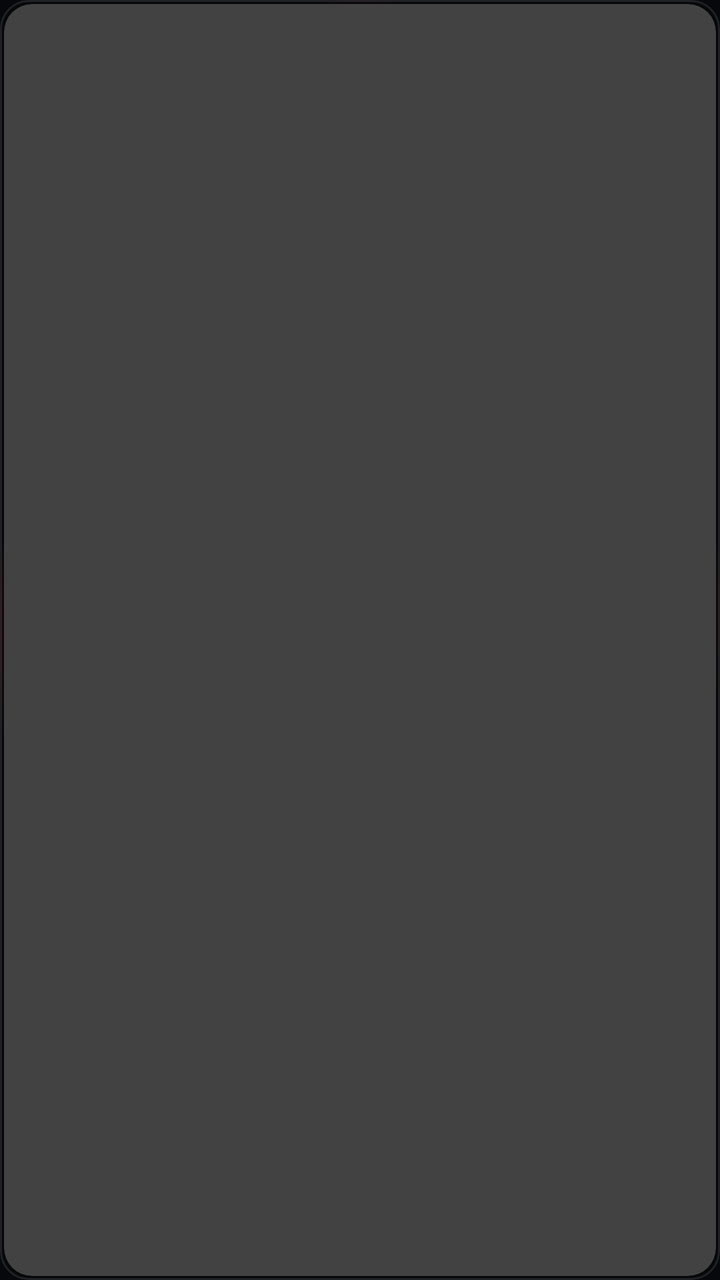
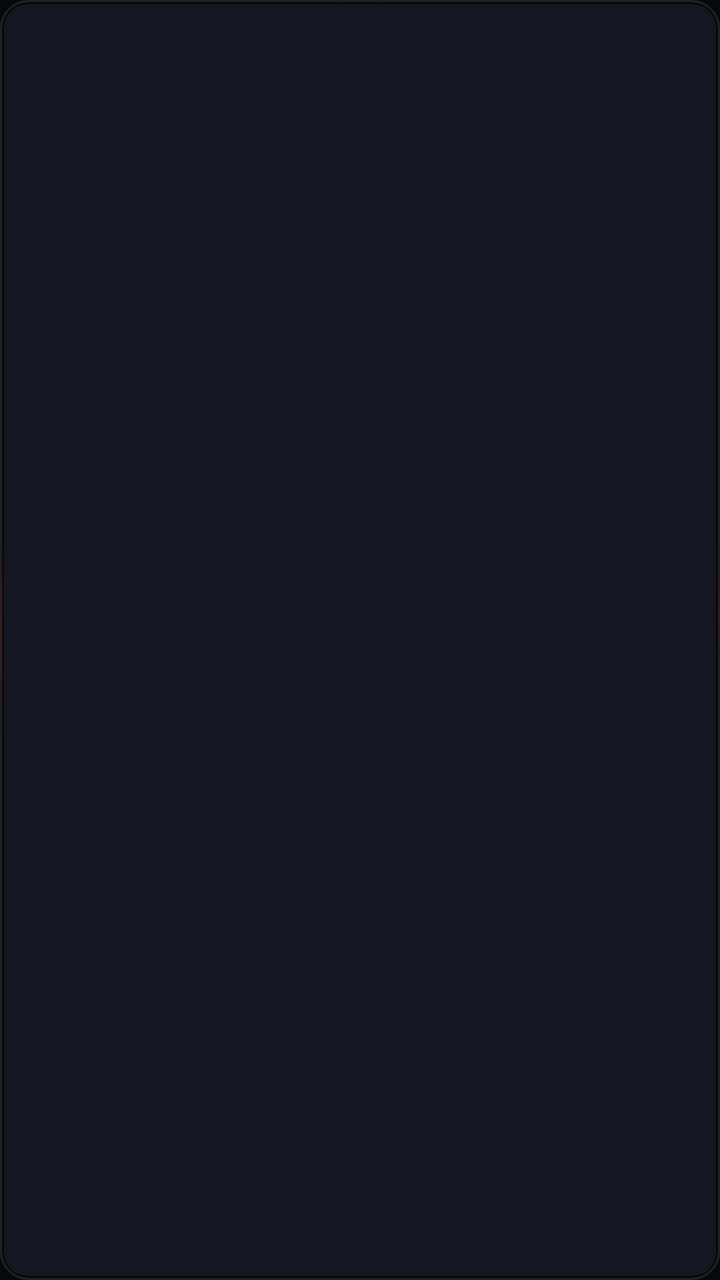

Screens rendered from an Android XML layout before and after an edit, with the pre-edit source and the edit as a unified diff.
<!-- AndroidManifest.xml: application theme Theme.TvDetox -->
<!-- res/layout/item_app_card.xml -->
<?xml version="1.0" encoding="utf-8"?>
<FrameLayout xmlns:android="http://schemas.android.com/apk/res/android"
    android:id="@+id/cardContainer"
    android:layout_width="220dp"
    android:layout_height="120dp"
    android:layout_marginEnd="16dp"
    android:clickable="true"
    android:focusable="true"
    android:focusableInTouchMode="true"
    android:clipChildren="false"
    android:clipToPadding="false">

    <androidx.cardview.widget.CardView
        android:id="@+id/cardView"
        android:layout_width="match_parent"
        android:layout_height="match_parent"
        android:layout_margin="2dp"
        app:cardCornerRadius="14dp"
        app:cardElevation="0dp"
        xmlns:app="http://schemas.android.com/apk/res-auto">

        <ImageView
            android:id="@+id/ivBanner"
            android:layout_width="match_parent"
            android:layout_height="match_parent"
            android:scaleType="centerCrop"
            android:contentDescription="@null" />

        
        <LinearLayout
            android:id="@+id/layoutFallback"
            android:layout_width="match_parent"
            android:layout_height="match_parent"
            android:gravity="center"
            android:orientation="vertical"
            android:background="#161822"
            android:visibility="gone">

            <ImageView
                android:id="@+id/ivIcon"
                android:layout_width="48dp"
                android:layout_height="48dp"
                android:contentDescription="@null" />

            <TextView
                android:id="@+id/tvTitle"
                android:layout_width="wrap_content"
                android:layout_height="wrap_content"
                android:layout_marginTop="8dp"
                android:textColor="#FFFFFF"
                android:textSize="14sp"
                android:textStyle="bold" />
        </LinearLayout>
    </androidx.cardview.widget.CardView>

    
    <View
        android:id="@+id/vFocusRing"
        android:layout_width="match_parent"
        android:layout_height="match_parent"
        android:background="@drawable/bg_card_focus_ring"
        android:duplicateParentState="true" />

</FrameLayout>
<!-- resources referenced by this layout -->
<resources>
  <!-- drawable bg_card_focus_ring (drawable) -->
  <?xml version="1.0" encoding="utf-8"?>
  <selector xmlns:android="http://schemas.android.com/apk/res/android">
      <item android:state_focused="true">
          <shape android:shape="rectangle">
              <corners android:radius="14dp" />
              <stroke
                  android:width="3dp"
                  android:color="#FFFFFF" />
              <solid android:color="#00000000" />
          </shape>
      </item>
      <item>
          <shape android:shape="rectangle">
              <corners android:radius="14dp" />
              <stroke
                  android:width="1dp"
                  android:color="#1AFFFFFF" />
              <solid android:color="#00000000" />
          </shape>
      </item>
  </selector>
  <style name="Theme.TvDetox" parent="Theme.AppCompat.NoActionBar">
          <item name="android:windowNoTitle">true</item>
          <item name="android:windowActionBar">false</item>
          <item name="android:windowFullscreen">true</item>
          <item name="android:windowContentOverlay">@null</item>
          <item name="android:windowBackground">@drawable/bg_launcher</item>
          <item name="android:textColor">@color/text_white</item>
      </style>
  <!-- drawable bg_launcher (drawable) -->
  <?xml version="1.0" encoding="utf-8"?>
  <layer-list xmlns:android="http://schemas.android.com/apk/res/android">
      <item>
          <shape android:shape="rectangle">
              <solid android:color="#07080B" />
          </shape>
      </item>
      <item>
          <shape android:shape="oval">
              <gradient
                  android:type="radial"
                  android:gradientRadius="65%p"
                  android:centerX="45%"
                  android:centerY="35%"
                  android:startColor="#4D0C0F"
                  android:centerColor="#250508"
                  android:endColor="#0007080B" />
          </shape>
      </item>
  </layer-list>
  <color name="text_white">#FFFFFF</color>
</resources>

<!-- the commit's change to res/layout/item_app_card.xml (unified diff, before → after) -->
@@ -1,8 +1,9 @@
 <?xml version="1.0" encoding="utf-8"?>
 <FrameLayout xmlns:android="http://schemas.android.com/apk/res/android"
+    xmlns:app="http://schemas.android.com/apk/res-auto"
     android:id="@+id/cardContainer"
-    android:layout_width="220dp"
-    android:layout_height="120dp"
+    android:layout_width="240dp"
+    android:layout_height="135dp"
     android:layout_marginEnd="16dp"
     android:clickable="true"
     android:focusable="true"
@@ -15,10 +16,11 @@
         android:layout_width="match_parent"
         android:layout_height="match_parent"
         android:layout_margin="2dp"
-        app:cardCornerRadius="14dp"
+        app:cardCornerRadius="12dp"
         app:cardElevation="0dp"
-        xmlns:app="http://schemas.android.com/apk/res-auto">
+        app:cardBackgroundColor="#141622">
 
+        
         <ImageView
             android:id="@+id/ivBanner"
             android:layout_width="match_parent"
@@ -33,7 +35,8 @@
             android:layout_height="match_parent"
             android:gravity="center"
             android:orientation="vertical"
-            android:background="#161822"
+            android:background="#1C1E2C"
+            android:padding="12dp"
             android:visibility="gone">
 
             <ImageView
@@ -48,8 +51,10 @@
                 android:layout_height="wrap_content"
                 android:layout_marginTop="8dp"
                 android:textColor="#FFFFFF"
-                android:textSize="14sp"
-                android:textStyle="bold" />
+                android:textSize="13sp"
+                android:textStyle="bold"
+                android:ellipsize="end"
+                android:maxLines="1" />
         </LinearLayout>
     </androidx.cardview.widget.CardView>
 
